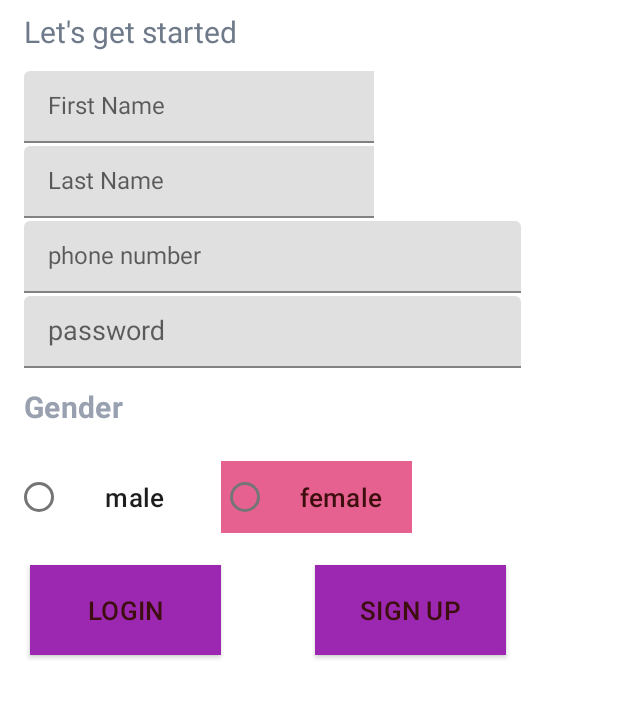
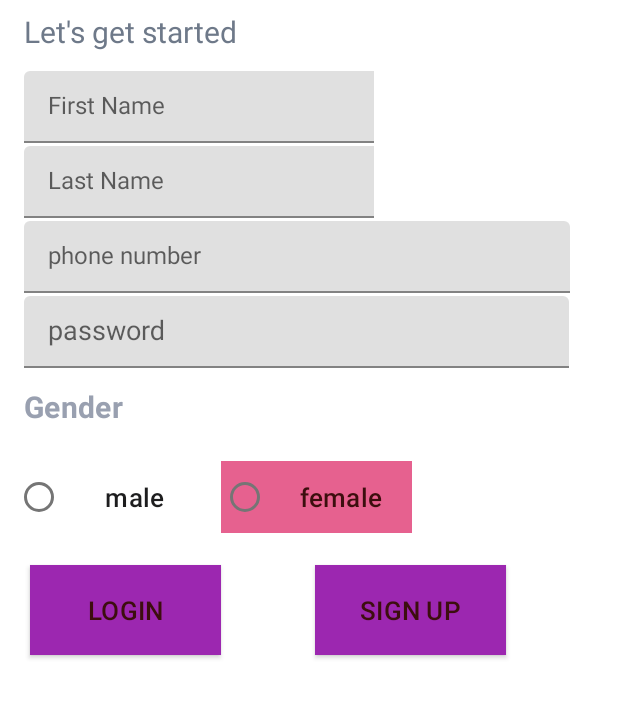
Before and after one commit to omarsharat/AUTHORS, an Android app: the screen it shows after launch (MainActivity), after a tap on an icon or button, on a phone screen of 412 x 824 dp, the part 124-843 px from its top. Run offline under Robolectric (Android 15) with nearby library versions, the phone set to English and light mode, and no system bars; 1 other tap on this screen came first.

Commit message:
second commit

```diff
--- a/app/src/main/res/layout/fragment_signup.xml
+++ b/app/src/main/res/layout/fragment_signup.xml
@@ -113,7 +113,7 @@
             <com.google.android.material.textfield.TextInputEditText
                 android:id="@+id/phnum"
                 style="@style/Widget.MaterialComponents.TextInputLayout.FilledBox.Dense"
-                android:layout_width="331dp"
+                android:layout_width="match_parent"
                 android:layout_height="match_parent"
                 android:hint="@string/phone_number"
                 android:inputType="phone"
@@ -138,7 +138,7 @@
             <com.google.android.material.textfield.TextInputEditText
                 android:id="@+id/passcode"
                 style="@style/Widget.MaterialComponents.TextInputLayout.FilledBox.Dense"
-                android:layout_width="331dp"
+                android:layout_width="match_parent"
                 android:layout_height="match_parent"
                 android:layout_marginHorizontal="16dp"
                 android:hint="@string/password"
```
